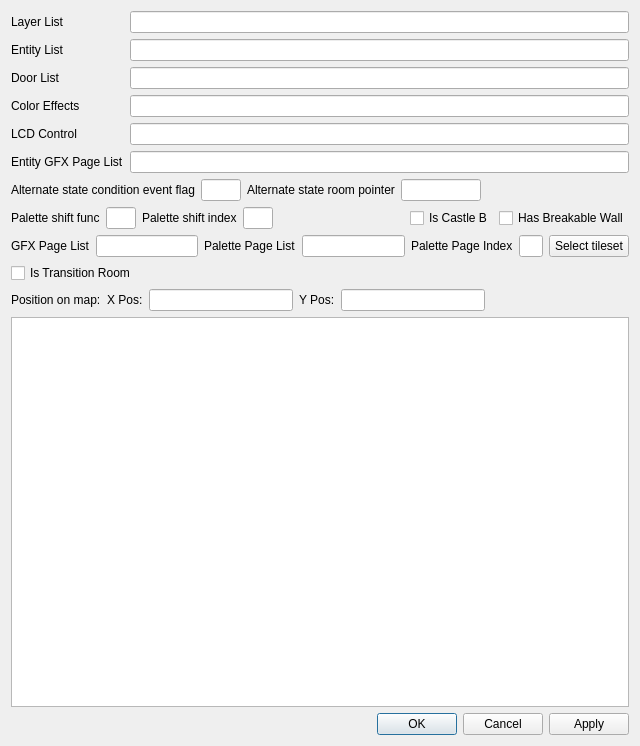
Old version of the form dsvedit/room_editor.ui in the repository LagoLunatic/DSVEdit.
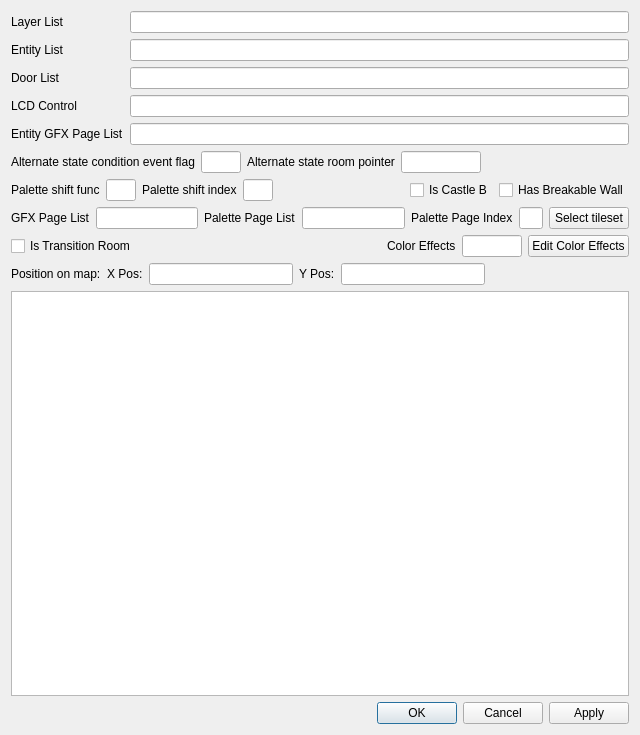
New version of the form.

Commit message: Add a color effects editor for AoS

The edit to the form file:
```diff
--- a/dsvedit/room_editor.ui
+++ b/dsvedit/room_editor.ui
@@ -7,7 +7,7 @@
     <x>0</x>
     <y>0</y>
     <width>640</width>
-    <height>722</height>
+    <height>735</height>
    </rect>
   </property>
   <property name="windowTitle">
@@ -49,36 +49,26 @@
      <item row="2" column="1">
       <widget class="QLineEdit" name="door_list"/>
      </item>
+     <item row="3" column="1">
+      <widget class="QLineEdit" name="lcd_control"/>
+     </item>
+     <item row="4" column="1">
+      <widget class="QLineEdit" name="entity_gfx_page_list"/>
+     </item>
      <item row="3" column="0">
-      <widget class="QLabel" name="label_5">
-       <property name="text">
-        <string>Color Effects</string>
-       </property>
-      </widget>
-     </item>
-     <item row="4" column="0">
       <widget class="QLabel" name="label_9">
        <property name="text">
         <string>LCD Control</string>
        </property>
       </widget>
      </item>
-     <item row="3" column="1">
-      <widget class="QLineEdit" name="color_effects"/>
-     </item>
-     <item row="4" column="1">
-      <widget class="QLineEdit" name="lcd_control"/>
-     </item>
-     <item row="5" column="0">
+     <item row="4" column="0">
       <widget class="QLabel" name="label_14">
        <property name="text">
         <string>Entity GFX Page List</string>
        </property>
       </widget>
      </item>
-     <item row="5" column="1">
-      <widget class="QLineEdit" name="entity_gfx_page_list"/>
-     </item>
     </layout>
    </item>
    <item>
@@ -254,6 +244,43 @@
        </property>
       </widget>
      </item>
+     <item>
+      <spacer name="horizontalSpacer_4">
+       <property name="orientation">
+        <enum>Qt::Horizontal</enum>
+       </property>
+       <property name="sizeHint" stdset="0">
+        <size>
+         <width>40</width>
+         <height>20</height>
+        </size>
+       </property>
+      </spacer>
+     </item>
+     <item>
+      <widget class="QLabel" name="label_5">
+       <property name="text">
+        <string>Color Effects</string>
+       </property>
+      </widget>
+     </item>
+     <item>
+      <widget class="QLineEdit" name="color_effects">
+       <property name="maximumSize">
+        <size>
+         <width>60</width>
+         <height>16777215</height>
+        </size>
+       </property>
+      </widget>
+     </item>
+     <item>
+      <widget class="QPushButton" name="edit_color_effects_button">
+       <property name="text">
+        <string>Edit Color Effects</string>
+       </property>
+      </widget>
+     </item>
     </layout>
    </item>
    <item>
```
The commit also changes 6 other files.
